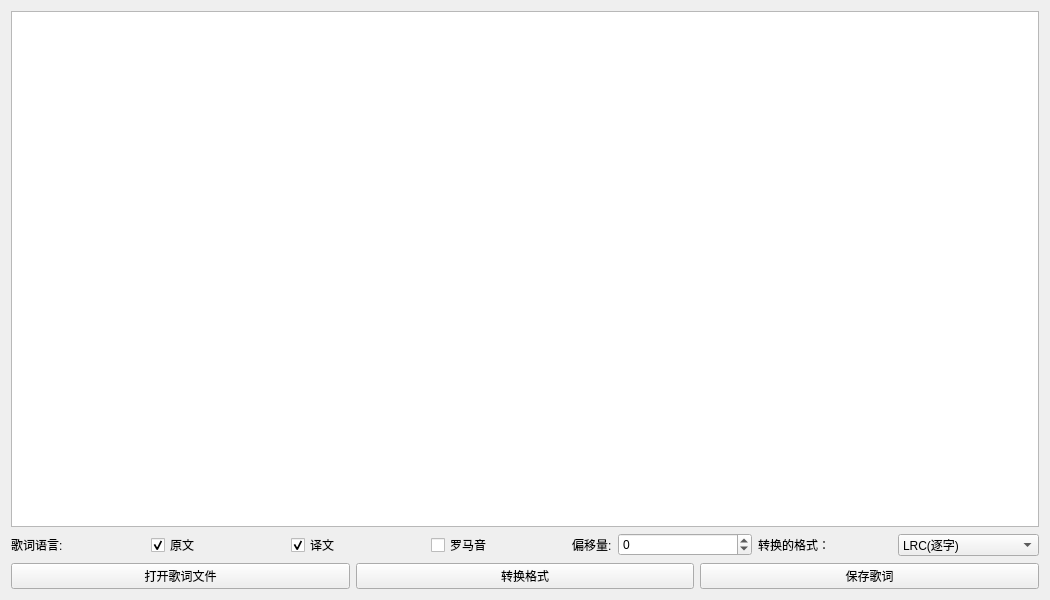
The window that LDDC/ui/open_lyrics.ui (chenmozhijin/LDDC) describes before a commit, drawn with Qt 5.
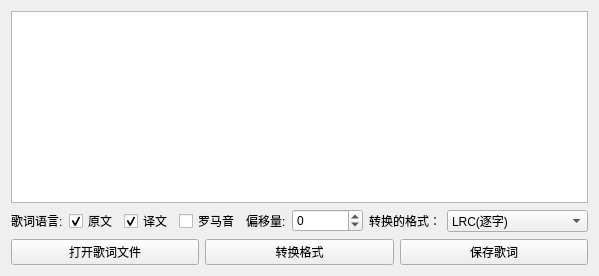
The same window after the commit.

What changed in the file:
```diff
--- a/LDDC/ui/open_lyrics.ui
+++ b/LDDC/ui/open_lyrics.ui
@@ -2,14 +2,6 @@
 <ui version="4.0">
  <class>open_lyrics</class>
  <widget class="QWidget" name="open_lyrics">
-  <property name="geometry">
-   <rect>
-    <x>0</x>
-    <y>0</y>
-    <width>1050</width>
-    <height>600</height>
-   </rect>
-  </property>
   <layout class="QVBoxLayout" name="verticalLayout">
    <item>
     <widget class="QPlainTextEdit" name="plainTextEdit">
```
